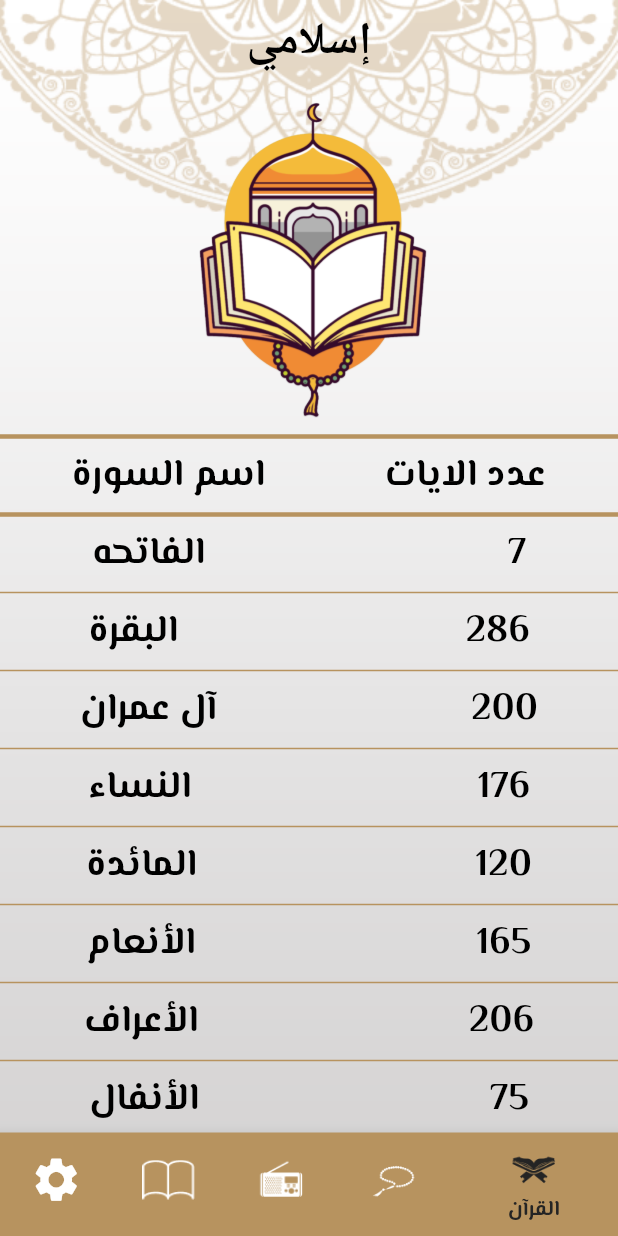
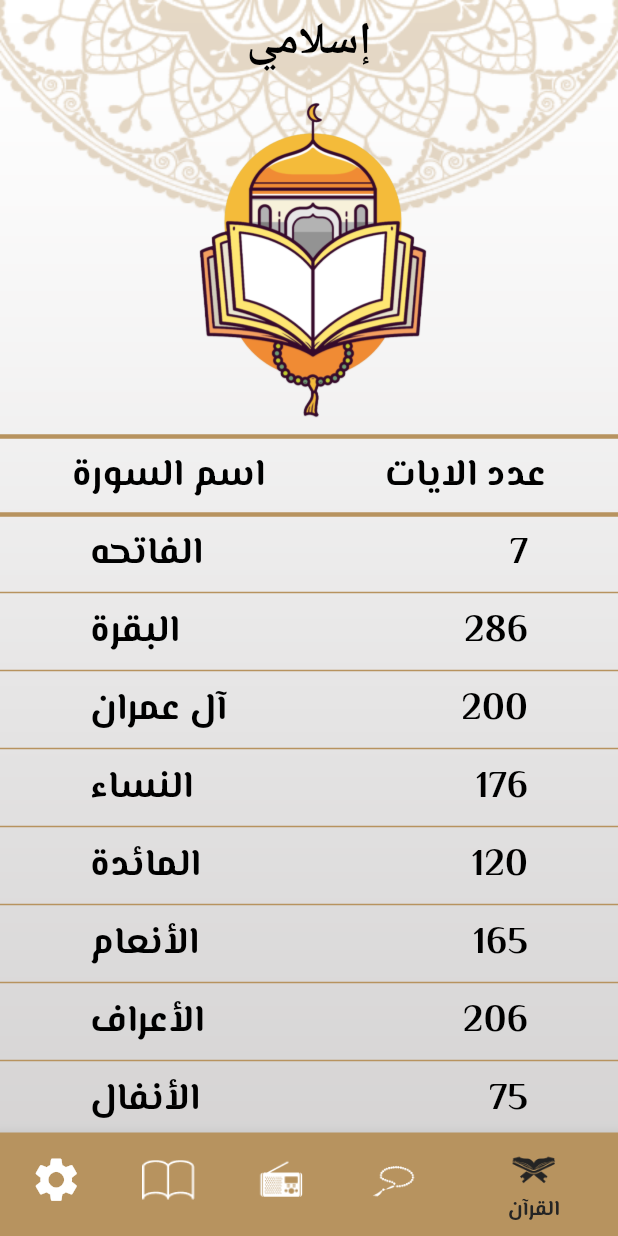
Before and after one commit to mohammedashraf16/Islami_App, a Flutter app: the screen it shows after launch, on a phone screen of 412 x 824 dp. Run offline on Flutter 3.47's test engine with Material 3 defaults, Android fonts, the phone set to English and light mode, and no system bars; our stand-ins replace google_fonts, shared_preferences; generated files the repository leaves out were written again; Roboto replaces fonts that are missing (Amiri).

Commit message:
Add samples of ui. refactoring on code.

```diff
--- a/lib/home/tabs/quran/quran.dart
+++ b/lib/home/tabs/quran/quran.dart
@@ -200,8 +200,10 @@ class QuranTab extends StatelessWidget {
                 },
                 child: Padding(
                   padding: const EdgeInsets.symmetric(horizontal: 15.0),
+                  child: Padding(
+                    padding: const EdgeInsets.symmetric(horizontal: 45.0),
                     child: Row(
-                    mainAxisAlignment: MainAxisAlignment.spaceAround,
+                      mainAxisAlignment: MainAxisAlignment.spaceBetween,
                       children: [
                         Text(
                           "${versesNumber[index]}",
@@ -234,6 +236,7 @@ class QuranTab extends StatelessWidget {
                       ],
                     ),
                   ),
+                ),
               );
             },
             itemCount: suraNames.length,
```
Also changed, not shown: samples_of_ui/home_screen_inDark.png (added), samples_of_ui/home_screen_inLight.png (added), samples_of_ui/sebah_screen_inDark.png (added), samples_of_ui/settings_ui_inDark.png (added), samples_of_ui/settings_ui_inlight.png (added). Lines whose indentation alone changed are shown as unchanged.
